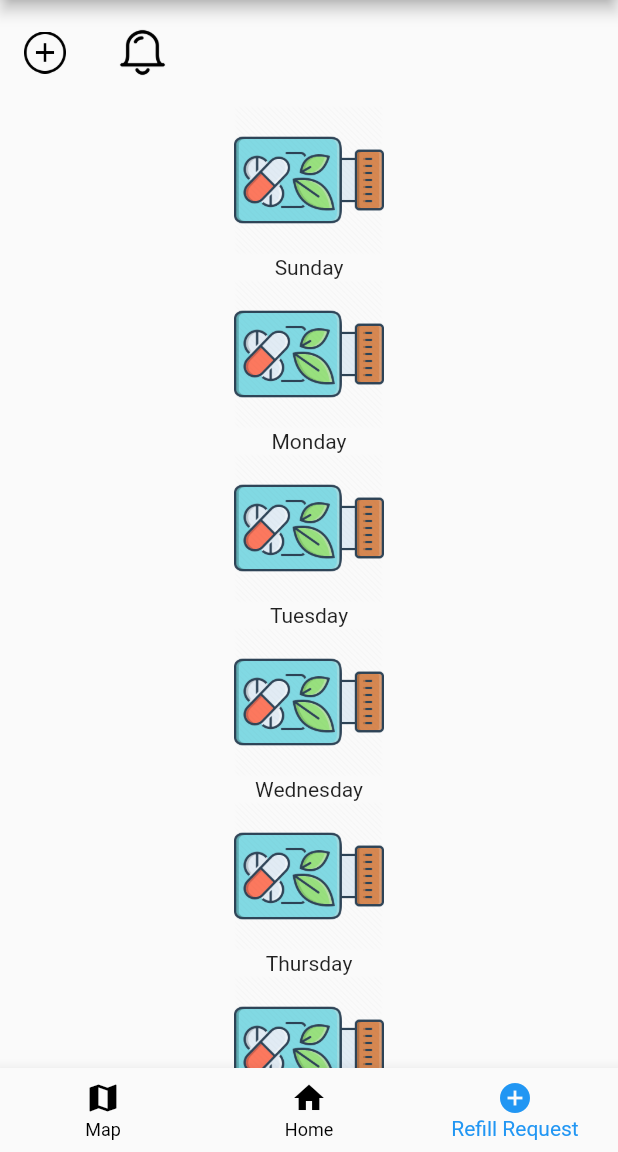
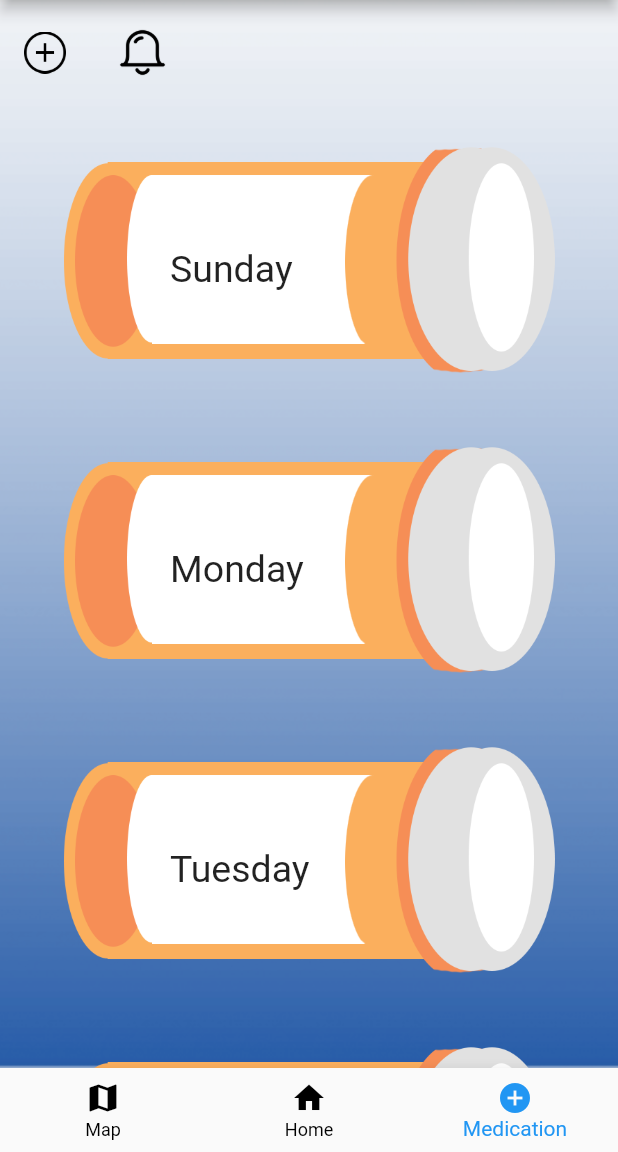
Before and after one commit to tll-tiff/helios, a Flutter app: the screen it shows after launch, item 3 of the bottom bar chosen, on a phone screen of 412 x 824 dp, the part 84-1236 px from its top. Run offline on Flutter 3.47's test engine with Material 2 defaults, Android fonts, the phone set to English and light mode, and no system bars; our stand-ins replace flutter_datetime_picker, google_fonts; missing offline and left inert: flutter_google_maps.

Commit message:
pop-up forms for adding medication & setting notifications, pop-up notes for each pill bottle

```diff
--- a/lib/home_page.dart
+++ b/lib/home_page.dart
@@ -27,8 +27,8 @@ class _HomePage extends State<HomePage> {
         'title': 'Home',
       },
       {
-        'page': RefillRequest(),
-        'title': 'Refill Request',
+        'page': Medication(),
+        'title': 'Medication',
       },
     ];
     super.initState();
@@ -60,7 +60,7 @@ class _HomePage extends State<HomePage> {
           ),
           BottomNavigationBarItem(
             icon: Icon(Icons.add_circle),
-            title: Text("Refill Request"),
+            title: Text("Medication"),
           ),
         ],
       ),
--- a/lib/landing_page.dart
+++ b/lib/landing_page.dart
@@ -22,8 +22,15 @@ class _MyAppState extends State<LandingPage> {
             child: Image.asset('assets/brain.png', height: 200),
           ),
           Container(
-            padding: EdgeInsets.only(top: 30.0),
-            child: Text('Welcome Back!', style: GoogleFonts.comfortaa(color: Colors.white, fontSize: 30.0)),
+            padding: EdgeInsets.only(top: 30.0, left: 90.0),
+            child: Row(
+              children: [
+                Text('Welcome Back!',
+                    style: GoogleFonts.comfortaa(
+                        color: Colors.white, fontSize: 30.0)
+                ),
+              ],
+            ),
           ),
           Container(
             padding: EdgeInsets.only(left: 20.0, top: 70.0, bottom: 60.0),
@@ -33,8 +40,17 @@ class _MyAppState extends State<LandingPage> {
                 child: Row(
                   children: <Widget>[
                     Text('Username',
-                        style: GoogleFonts.comfortaa(color: Colors.white, fontSize: 20.0)),
-                    // ADD INPUT TEXTBOX
+                        style: GoogleFonts.comfortaa(
+                            color: Colors.white, fontSize: 20.0)
+                    ),
+                    //Container(
+                     // height: 200.0,
+                     // child: TextField(
+                     //   decoration: InputDecoration(
+                     //       hintText: 'email'
+                    //    ),
+                   //   ),
+                    //)
                   ],
                 ),
               ),
@@ -42,7 +58,9 @@ class _MyAppState extends State<LandingPage> {
                 child: Row(
                   children: <Widget>[
                     Text('Password',
-                        style: GoogleFonts.comfortaa(color: Colors.white, fontSize: 20.0)),
+                        style: GoogleFonts.comfortaa(
+                            color: Colors.white, fontSize: 20.0)
+                    ),
                     // ADD INPUT TEXTBOX
                   ],
                 ),
@@ -54,7 +72,8 @@ class _MyAppState extends State<LandingPage> {
             shape: RoundedRectangleBorder(
               borderRadius: BorderRadius.circular(15.0),
             ),
-            child: Text('LOGIN', style: TextStyle(fontSize: 25)),
+            color: Color(0xffffffff),
+            child: Text('LOGIN', style: GoogleFonts.cabinCondensed(fontSize: 25, color: Color(0xff80dfff), fontWeight: FontWeight.bold )),
           ),
         ]),
       ),
--- a/lib/main.dart
+++ b/lib/main.dart
@@ -4,7 +4,7 @@ import 'maps/maps.dart';
 import 'refill_request/refill_request.dart';
 
 
-//<<<<<<< Updated upstream
+
 main(){
   runApp(MyApp());
 }
@@ -19,7 +19,7 @@ class MyApp extends StatelessWidget {
       routes: {
         '/': (context) => HomePage(),
         '/maps': (context) => Maps(),
-        '/refillrequest': (context) => RefillRequest(),
+        '/medication': (context) => Medication(),
       },
     );
   }
--- a/lib/refill_request/refill_request.dart
+++ b/lib/refill_request/refill_request.dart
@@ -1,15 +1,15 @@
+import 'package:flutter/cupertino.dart';
 import 'package:flutter/material.dart';
 import 'package:google_fonts/google_fonts.dart';
 import 'form_functions.dart';
+import 'pill_bottle_forms.dart';
 import 'package:flutter_datetime_picker/flutter_datetime_picker.dart';
 
 //The code for Refill Request will go here
 
-class RefillRequest extends StatelessWidget {
-
+class Medication extends StatelessWidget {
   @override
   Widget build(BuildContext context) {
-
     //FlatButton(
     //onPressed: {
     //DatePicker.showDatePicker(context,
@@ -31,8 +31,13 @@ class RefillRequest extends StatelessWidget {
 
     // initial state of page
 
-    return MaterialApp(
-        home: Scaffold(
+    return Stack(children: <Widget>[
+      Image.asset("assets/ombre.png",
+          height: MediaQuery.of(context).size.height,
+          width: MediaQuery.of(context).size.width,
+          fit: BoxFit.cover),
+      Scaffold(
+          backgroundColor: Colors.transparent,
           appBar: AppBar(
             title: Text('Helios'),
             backgroundColor: Color(0xaa66b3ff),
@@ -41,7 +46,7 @@ class RefillRequest extends StatelessWidget {
             Container(
                 child: Row(
               children: <Widget>[
-                  new SizedBox(
+                SizedBox(
                   height: 60,
                   width: 60,
                   child: FlatButton(
@@ -49,8 +54,9 @@ class RefillRequest extends StatelessWidget {
                       medPopUp(context);
                     },
                     child: Image.asset('assets/add button.png', height: 50),
-                      )),
-                  new SizedBox(
+                  ),
+                ),
+                SizedBox(
                     height: 70,
                     width: 70,
                     child: FlatButton(
@@ -61,44 +67,119 @@ class RefillRequest extends StatelessWidget {
                     ))
               ],
             )),
-              Container(
-                  child: Column(children: <Widget>[
+            Stack(
+              children: [
                 FlatButton(
-                  onPressed: () {},
-                  child: Image.asset('assets/pill bottle.png', height: 100),
+                  onPressed: () {
+                    sundayInfo(context);
+                  },
+                  child: Image.asset('assets/pill bottle.png', height: 200.0),
                 ),
-                Text('Sunday'),
+                Positioned(
+                  left: 90.0,
+                  top: 95.0,
+                  child: Text('Sunday',
+                      style: GoogleFonts.arimaMadurai(fontSize: 25)),
+                ),
+              ],
+            ),
+            Stack(
+              children: [
                 FlatButton(
-                  onPressed: () {},
-                  child: Image.asset('assets/pill bottle.png', height: 100),
+                  onPressed: () {
+                    mondayInfo(context);
+                  },
+                  child: Image.asset('assets/pill bottle.png', height: 200.0),
                 ),
-                Text('Monday'),
+                Positioned(
+                  left: 90.0,
+                  top: 95.0,
+                  child: Text('Monday',
+                      style: GoogleFonts.arimaMadurai(fontSize: 25)),
+                ),
+              ],
+            ),
+            Stack(
+              children: [
                 FlatButton(
-                  onPressed: () {},
-                  child: Image.asset('assets/pill bottle.png', height: 100),
+                  onPressed: () {
+                    tuesdayInfo(context);
+                  },
+                  child: Image.asset('assets/pill bottle.png', height: 200.0),
                 ),
-                Text('Tuesday'),
+                Positioned(
+                  left: 90.0,
+                  top: 95.0,
+                  child: Text('Tuesday',
+                      style: GoogleFonts.arimaMadurai(fontSize: 25)),
+                ),
+              ],
+            ),
+            Stack(
+              children: [
                 FlatButton(
-                  onPressed: () {},
-                  child: Image.asset('assets/pill bottle.png', height: 100),
+                  onPressed: () {
+                    wednesdayInfo(context);
+                  },
+                  child: Image.asset('assets/pill bottle.png', height: 200.0),
                 ),
-                Text('Wednesday'),
+                Positioned(
+                  left: 90.0,
+                  top: 95.0,
+                  child: Text('Wednesday',
+                      style: GoogleFonts.arimaMadurai(fontSize: 25)),
+                ),
+              ],
+            ),
+            Stack(
+              children: [
                 FlatButton(
-                  onPressed: () {},
-                  child: Image.asset('assets/pill bottle.png', height: 100),
+                  onPressed: () {
+                    thursdayInfo(context);
+                  },
+                  child: Image.asset('assets/pill bottle.png', height: 200.0),
                 ),
-                Text('Thursday'),
+                Positioned(
+                  left: 90.0,
+                  top: 95.0,
+                  child: Text('Thursday',
+                      style: GoogleFonts.arimaMadurai(fontSize: 25)),
+                ),
+              ],
+            ),
+            Stack(
+              children: [
                 FlatButton(
-                  onPressed: () {},
-                  child: Image.asset('assets/pill bottle.png', height: 100),
+                  onPressed: () {
+                    fridayInfo(context);
+                  },
+                  child: Image.asset('assets/pill bottle.png', height: 200.0),
                 ),
-                Text('Friday'),
+                Positioned(
+                  left: 90.0,
+                  top: 95.0,
+                  child: Text('Friday',
+                      style: GoogleFonts.arimaMadurai(fontSize: 25)),
+                ),
+              ],
+            ),
+            Stack(
+              children: [
                 FlatButton(
-                  onPressed: () {},
-                  child: Image.asset('assets/pill bottle.png', height: 100),
+                  onPressed: () {
+                    satInfo(context);
+                  },
+                  child: Image.asset('assets/pill bottle.png', height: 200.0),
                 ),
-                Text('Saturday'),
+                Positioned(
+                  left: 90.0,
+                  top: 95.0,
+                  child: Text('Saturday',
+                      style: GoogleFonts.arimaMadurai(fontSize: 25)),
+                ),
+              ],
+            ),
           ]))
-            ])));
+    ]);
   }
 }
--- a/pubspec.yaml
+++ b/pubspec.yaml
@@ -63,8 +63,11 @@ flutter:
       - assets/add button.png
       - assets/pill bottle.png
       - assets/bell.png
-      - assets/smiley.png
       - assets/brain.png
+      - assets/ombre.png
+      - assets/form_background.jpg
+      - assets/med_form_background.jpg
+      - assets/paper_background.jpg
 
   # An image asset can refer to one or more resolution-specific "variants", see
   # https://flutter.dev/assets-and-images/#resolution-aware.
```
Also changed, not shown: lib/refill_request/form_functions.dart (+31 -20 lines), lib/refill_request/pill_bottle_forms.dart (added, +329 -0 lines), assets/form_background.jpg (added), assets/med_form_background.jpg (added), assets/ombre.png (added), assets/paper_background.jpg (added), assets/pill bottle.png, assets/smiley.png (deleted), flutter_01.png (added), 1 other file. Lines whose indentation alone changed are shown as unchanged.
